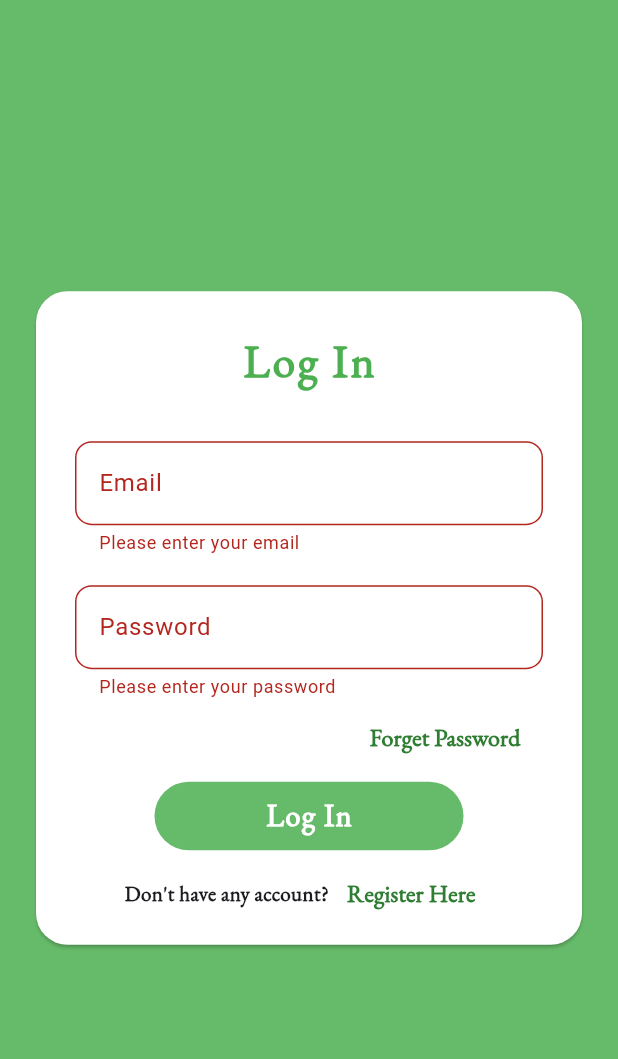
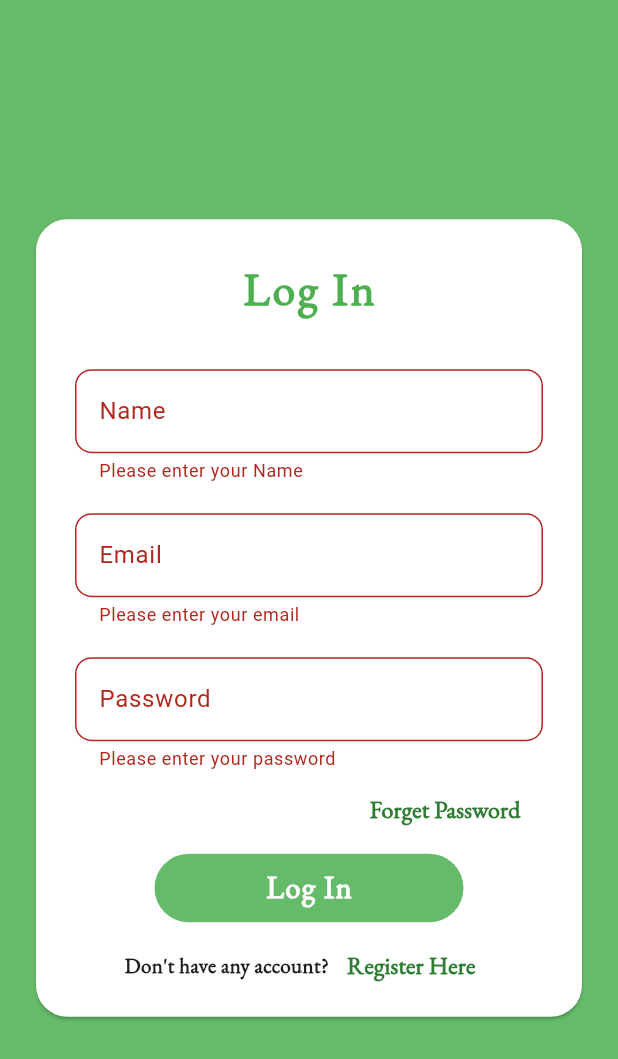
Before and after one commit to Parth-FlutterDeveloper/Farm_Fusion, a Flutter app: the RegisterScreen screen opened by its route, after a tap on "Register", after a tap on "Login Here", after a tap on "Log In", on a phone screen of 412 x 824 dp. Shown: the top 1059 px of the screen. Run offline on Flutter 3.47's test engine with Material 3 defaults, Android fonts, the light colour scheme and no system bars; our stand-ins replace another_carousel_pro, cloud_firestore, firebase_auth, firebase_core, fluttertoast, get and 1 more; accounts and stored records are empty.

Commit message:
15 Commit

```diff
--- a/lib/Screens/Nav Screens/l_profile_screen.dart
+++ b/lib/Screens/Nav Screens/l_profile_screen.dart
@@ -33,7 +33,7 @@
       ),
        body: Column(
          children:  [
-           SizedBox(height: 80),
+           SizedBox(height: 70),
            ProfileImageWidget(),
            SizedBox(height: 40),
 
--- a/lib/Screens/login_screen.dart
+++ b/lib/Screens/login_screen.dart
@@ -5,6 +5,8 @@
 import 'package:firebase_auth/firebase_auth.dart';
 import 'package:flutter/material.dart';
 import 'package:get/get.dart';
+
+import '../Services/shared_preference.dart';
 
 class LoginScreen extends StatefulWidget {
   @override
@@ -14,8 +16,10 @@
 class _LoginScreenState extends State<LoginScreen> {
 
   bool loading = false;
+  final TextEditingController _nameController = TextEditingController();
   final TextEditingController _emailController = TextEditingController();
   final TextEditingController _passwordController = TextEditingController();
+  SharedPreferenceHelper spHelper = SharedPreferenceHelper();
   final GlobalKey<FormState> _formKey = GlobalKey<FormState>();
 
   Future<void> _login() async {
@@ -28,6 +32,8 @@
           email: _emailController.text,
           password: _passwordController.text,
         );
+        await spHelper.saveUserName(_nameController.text);
+        await spHelper.saveUserEmail(_emailController.text);
         Get.offAllNamed(RoutesName.navbarWidget.toString());
         Utils().toastMessage("Login Successfully");
         setState(() {
@@ -75,6 +81,19 @@
                       ),
 
                       SizedBox(height: 30),
+
+                      CustomTextField(
+                        label: 'Name',
+                        controller: _nameController,
+                        validator: (value) {
+                          if (value == null || value.isEmpty) {
+                            return 'Please enter your Name';
+                          }
+                          return null;
+                        },
+                      ),
+
+                      SizedBox(height: 16),
 
                       CustomTextField(
                         label: 'Email',
--- a/lib/Screens/register_screen.dart
+++ b/lib/Screens/register_screen.dart
@@ -1,3 +1,4 @@
+import 'package:farm_booking_app/Services/database.dart';
 import 'package:farm_booking_app/Utils/utils.dart';
 import 'package:farm_booking_app/Widgets/Common%20Widget/button_widget.dart';
 import 'package:farm_booking_app/Widgets/Common%20Widget/custom_text_field.dart';
@@ -26,7 +27,46 @@
   final TextEditingController _cityController = TextEditingController();
   final TextEditingController _phoneNumberController  = TextEditingController();
 
+  DatabaseMethod dbMethod = DatabaseMethod();
   FirebaseAuth userCredential = FirebaseAuth.instance;
+
+  Future<void> verifyPhone() async {
+    setState(() {
+      verifyLoading = true;
+    });
+    if(_phoneNumberController.text.isNotEmpty) {
+      await userCredential.verifyPhoneNumber(
+          phoneNumber: indiaPin + _phoneNumberController.text,
+          verificationCompleted: (_){},
+          verificationFailed: (e) {
+            Utils().redToastMessage("Something Went Wrong\nPlease Try Later");
+            setState(() {
+              verifyLoading = false;
+            });
+          },
+          codeSent: (String verificationId, int? token) {
+            Get.toNamed(
+                RoutesName.codeVerification,
+                arguments: verificationId
+            );
+            setState(() {
+              verifyLoading = false;
+            });
+          },
+          codeAutoRetrievalTimeout: (e) {
+            setState(() {
+              verifyLoading = false;
+            });
+          }
+      );
+    }else{
+      Utils().redToastMessage("Please Enter Valid Number");
+      setState(() {
+        verifyLoading = false;
+      });
+    }
+  }
+
 
   Future<void> _signUp() async {
     if (_formKey.currentState!.validate()) {
@@ -39,6 +79,20 @@
             email: _emailController.text.toString(),
             password: _passwordController.text.toString(),
           );
+          //---------- Add User Details ------------
+          String id = DateTime.now().millisecondsSinceEpoch.toString();
+          String role = "user";
+          Map<String, dynamic> userInfoMap = {
+            "Id": id,
+            "Role": role,
+            "Name": _nameController.text,
+            "Email": _emailController.text,
+            "Password": _passwordController.text,
+            "City": _cityController.text,
+            "Phone Number": indiaPin + _phoneNumberController.text
+          };
+          dbMethod.addUserDetails(userInfoMap, id);
+          //----------------------------------------
           setState(() {
             loading = false;
           });
@@ -183,40 +237,7 @@
                               text: "Verify",
                               width: 4,
                               onTap: () {
-                                setState(() {
-                                  verifyLoading = true;
-                                });
-                                if(_phoneNumberController.text.isNotEmpty){
-                                  userCredential.verifyPhoneNumber(
-                                      phoneNumber: indiaPin + _phoneNumberController.text,
-                                      verificationCompleted: (_){},
-                                      verificationFailed: (e) {
-                                        Utils().redToastMessage("Something Went Wrong\nPlease Try Later");
-                                        setState(() {
-                                          verifyLoading = false;
-                                        });
-                                      },
-                                      codeSent: (String verificationId, int? token) {
-                                        Get.toNamed(
-                                            RoutesName.codeVerification,
-                                            arguments: verificationId
-                                        );
-                                        setState(() {
-                                          verifyLoading = false;
-                                        });
-                                      },
-                                      codeAutoRetrievalTimeout: (e) {
-                                        setState(() {
-                                          verifyLoading = false;
-                                        });
-                                      }
-                                  );
-                                }else{
-                                  Utils().redToastMessage("Please Enter Valid Number");
-                                  setState(() {
-                                    verifyLoading = false;
-                                  });
-                                }
+                                verifyPhone();
                               },
                             loading: verifyLoading,
                             txtColor: Colors.white,
--- a/lib/Widgets/Logged Profile Widget/profile_option_widget.dart
+++ b/lib/Widgets/Logged Profile Widget/profile_option_widget.dart
@@ -25,7 +25,7 @@
     return InkWell(
       onTap: widget.onTap,
       child: Container(
-        margin: EdgeInsets.only(left: 40,right: 40),
+        margin: EdgeInsets.only(left: 45,right: 45),
         padding: EdgeInsets.all(10),
         decoration: BoxDecoration(
             color: widget.color,
--- a/pubspec.yaml
+++ b/pubspec.yaml
@@ -40,6 +40,8 @@
   firebase_auth: ^4.17.8
   fluttertoast: ^8.0.9
   another_carousel_pro: ^1.0.2
+  cloud_firestore: ^4.15.8
+  shared_preferences: ^2.2.3
 
 
 dev_dependencies:
@@ -67,6 +69,7 @@
   # To add assets to your application, add an assets section, like this:
   assets:
     - assets/images/splashImage.jpeg
+    - assets/images/rendomPerson.png
 
   # An image asset can refer to one or more resolution-specific "variants", see
   # https://flutter.dev/assets-and-images/#resolution-aware
```
Also changed, not shown: lib/Services/database.dart (added, +12 -0 lines), lib/Services/shared_preference.dart (added, +28 -0 lines), lib/Widgets/Logged Profile Widget/profile_Image_widget.dart (+29 -7 lines), lib/Widgets/Login & Register Widget/verify_code.dart (+34 -28 lines), pubspec.lock, 5 other files.
